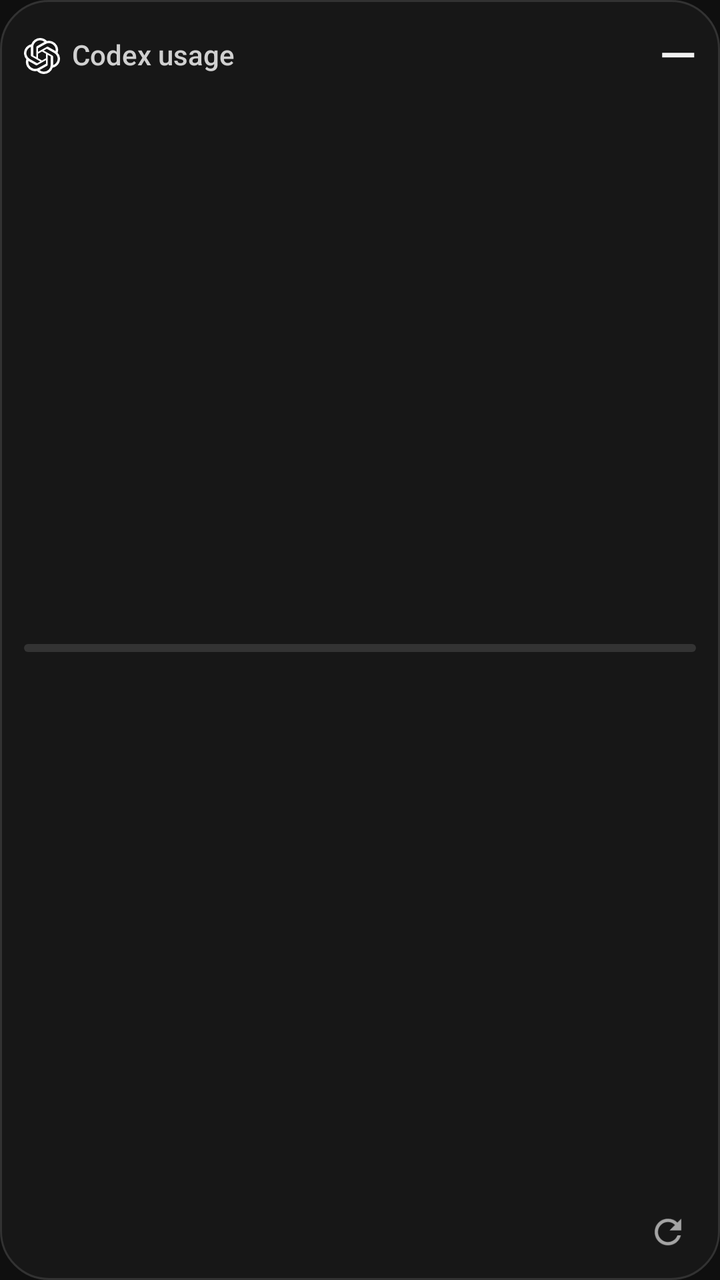
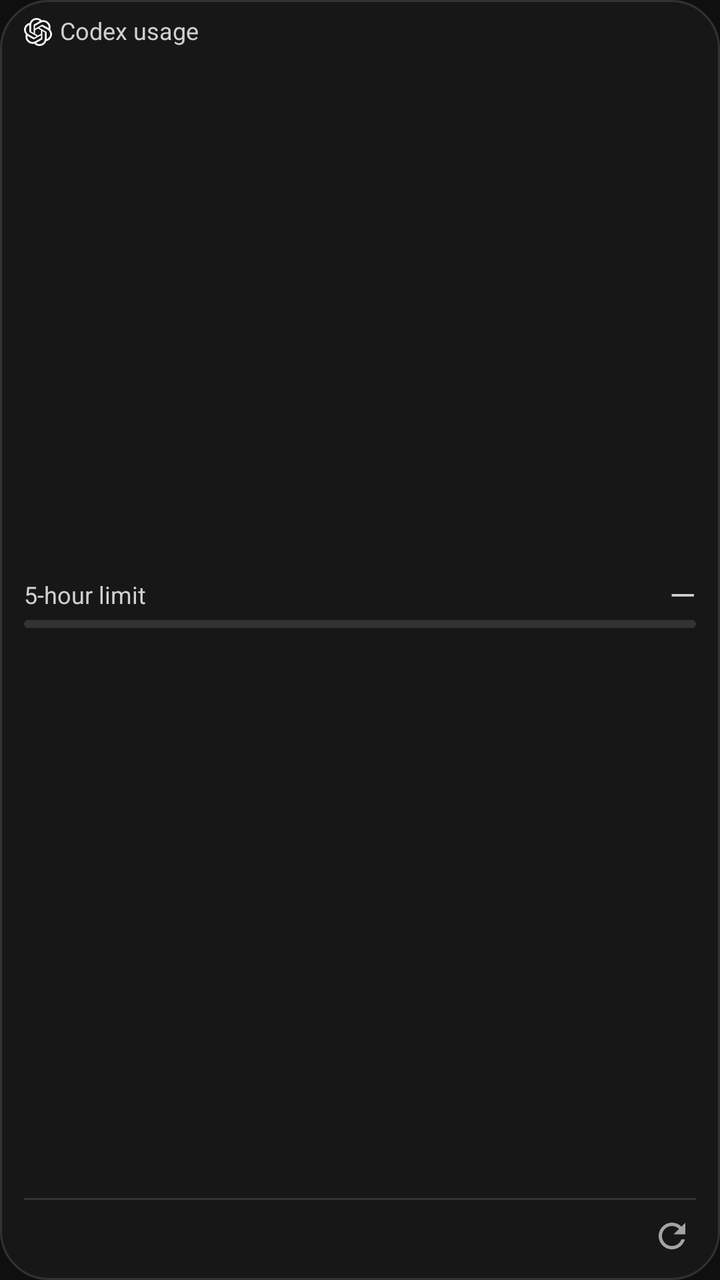

An Android layout rendered at two revisions. The XML below is the earlier revision; the diff shows what the commit changed to produce the second picture.
<!-- AndroidManifest.xml: application theme AppTheme -->
<!-- res/layout/usage_widget.xml -->
<LinearLayout xmlns:android="http://schemas.android.com/apk/res/android"
    android:id="@+id/widget_body" android:layout_width="match_parent" android:layout_height="match_parent"
    android:orientation="horizontal" android:gravity="center_vertical" android:paddingStart="12dp" android:paddingEnd="12dp"
    android:paddingTop="12dp" android:paddingBottom="12dp" android:background="@drawable/widget_background">
    <LinearLayout android:layout_width="0dp" android:layout_weight="1" android:layout_height="match_parent" android:orientation="vertical">
        <LinearLayout android:layout_width="match_parent" android:layout_height="32dp" android:orientation="horizontal" android:gravity="center_vertical">
            <ImageView android:layout_width="18dp" android:layout_height="18dp" android:src="@drawable/ic_openai" android:importantForAccessibility="no"/>
            <TextView android:layout_width="0dp" android:layout_weight="1" android:layout_height="match_parent" android:layout_marginStart="6dp"
                android:text="Codex usage" android:textSize="14sp" android:textColor="#D0D0D0" android:fontFamily="sans-serif-medium"
                android:gravity="center_vertical" android:includeFontPadding="false" android:maxLines="1" android:ellipsize="end"/>
            <TextView android:id="@+id/widget_percent" android:layout_width="wrap_content" android:layout_height="match_parent"
                android:layout_marginStart="8dp" android:text="—" android:textSize="24sp" android:textColor="#F1F1F1"
                android:fontFamily="sans-serif-medium" android:gravity="center_vertical" android:includeFontPadding="false" android:maxLines="1"/>
        </LinearLayout>
        <LinearLayout android:layout_width="match_parent" android:layout_height="0dp" android:layout_weight="1"/>
        <ProgressBar android:id="@+id/widget_progress" style="?android:attr/progressBarStyleHorizontal"
            android:layout_width="match_parent" android:layout_height="4dp"
            android:progressDrawable="@drawable/quota_progress" android:max="1000"/>
        <LinearLayout android:layout_width="match_parent" android:layout_height="0dp" android:layout_weight="1"/>
        <LinearLayout android:layout_width="match_parent" android:layout_height="24dp" android:orientation="horizontal" android:gravity="center_vertical">
            <TextView android:id="@+id/widget_resets" android:layout_width="wrap_content" android:layout_height="match_parent"
                android:gravity="center_vertical" android:textSize="11sp" android:textColor="#A6A6A6"
                android:includeFontPadding="false" android:visibility="gone"/>
            <TextView android:id="@+id/widget_updated" android:layout_width="0dp" android:layout_weight="1" android:layout_height="match_parent"
                android:layout_marginStart="6dp" android:layout_marginEnd="4dp" android:gravity="end|center_vertical"
                android:textSize="11sp" android:textColor="#A6A6A6" android:includeFontPadding="false" android:maxLines="1" android:ellipsize="end"/>
            <ImageView android:id="@+id/widget_refresh" android:layout_width="28dp" android:layout_height="match_parent" android:padding="2dp"
                android:src="@drawable/ic_refresh" android:contentDescription="Refresh usage" android:alpha="0.65"
                android:background="?android:attr/selectableItemBackgroundBorderless"/>
        </LinearLayout>
    </LinearLayout>
</LinearLayout>
<!-- resources referenced by this layout -->
<resources>
  <!-- drawable ic_openai: vector/xml drawable (drawable, 2102 chars, omitted) -->
  <!-- drawable ic_refresh (drawable) -->
  <vector xmlns:android="http://schemas.android.com/apk/res/android" android:width="24dp" android:height="24dp" android:viewportWidth="24" android:viewportHeight="24">
      <path android:fillColor="#F1F1F1" android:pathData="M17.65,6.35A7.95,7.95 0,0 0,12 4C7.58,4 4,7.58 4,12s3.58,8 8,8c3.73,0 6.84,-2.55 7.73,-6h-2.08A6,6 0,1 1,12 6c1.66,0 3.14,0.69 4.22,1.78L13,11h7V4z"/>
  </vector>
  <!-- drawable quota_progress (drawable) -->
  <layer-list xmlns:android="http://schemas.android.com/apk/res/android">
      <item android:id="@android:id/background">
          <shape><solid android:color="#333333"/><corners android:radius="3dp"/></shape>
      </item>
      <item android:id="@android:id/progress">
          <clip><shape><solid android:color="#F1F1F1"/><corners android:radius="3dp"/></shape></clip>
      </item>
  </layer-list>
  <!-- drawable widget_background (drawable) -->
  <shape xmlns:android="http://schemas.android.com/apk/res/android">
      <solid android:color="#171717"/>
      <corners android:radius="24dp"/>
      <stroke android:width="1dp" android:color="#323232"/>
  </shape>
  <style name="AppTheme" parent="android:style/Theme.Material.NoActionBar">
          <item name="android:colorAccent">#F1F1F1</item>
          <item name="android:colorBackground">#0F0F0F</item>
          <item name="android:colorBackgroundFloating">#171717</item>
          <item name="android:windowBackground">#0F0F0F</item>
          <item name="android:textColorPrimary">#F1F1F1</item>
          <item name="android:textColorSecondary">#A6A6A6</item>
          <item name="android:colorControlHighlight">#33555555</item>
          <item name="android:popupMenuStyle">@style/UsagePopupMenu</item>
      </style>
  <style name="UsagePopupMenu" parent="android:style/Widget.Material.PopupMenu">
          <item name="android:popupBackground">@drawable/menu_background</item>
          <item name="android:popupElevation">8dp</item>
      </style>
  <!-- drawable menu_background (drawable) -->
  <shape xmlns:android="http://schemas.android.com/apk/res/android" android:shape="rectangle">
      <solid android:color="#171717"/>
      <stroke android:width="1dp" android:color="#303030"/>
      <corners android:radius="16dp"/>
      <padding android:top="8dp" android:bottom="8dp"/>
  </shape>
</resources>

<!-- the commit's change to res/layout/usage_widget.xml (unified diff, before → after) -->
@@ -1,32 +1,21 @@
-<LinearLayout xmlns:android="http://schemas.android.com/apk/res/android"
-    android:id="@+id/widget_body" android:layout_width="match_parent" android:layout_height="match_parent"
-    android:orientation="horizontal" android:gravity="center_vertical" android:paddingStart="12dp" android:paddingEnd="12dp"
-    android:paddingTop="12dp" android:paddingBottom="12dp" android:background="@drawable/widget_background">
-    <LinearLayout android:layout_width="0dp" android:layout_weight="1" android:layout_height="match_parent" android:orientation="vertical">
-        <LinearLayout android:layout_width="match_parent" android:layout_height="32dp" android:orientation="horizontal" android:gravity="center_vertical">
-            <ImageView android:layout_width="18dp" android:layout_height="18dp" android:src="@drawable/ic_openai" android:importantForAccessibility="no"/>
-            <TextView android:layout_width="0dp" android:layout_weight="1" android:layout_height="match_parent" android:layout_marginStart="6dp"
-                android:text="Codex usage" android:textSize="14sp" android:textColor="#D0D0D0" android:fontFamily="sans-serif-medium"
-                android:gravity="center_vertical" android:includeFontPadding="false" android:maxLines="1" android:ellipsize="end"/>
-            <TextView android:id="@+id/widget_percent" android:layout_width="wrap_content" android:layout_height="match_parent"
-                android:layout_marginStart="8dp" android:text="—" android:textSize="24sp" android:textColor="#F1F1F1"
-                android:fontFamily="sans-serif-medium" android:gravity="center_vertical" android:includeFontPadding="false" android:maxLines="1"/>
-        </LinearLayout>
-        <LinearLayout android:layout_width="match_parent" android:layout_height="0dp" android:layout_weight="1"/>
-        <ProgressBar android:id="@+id/widget_progress" style="?android:attr/progressBarStyleHorizontal"
-            android:layout_width="match_parent" android:layout_height="4dp"
-            android:progressDrawable="@drawable/quota_progress" android:max="1000"/>
-        <LinearLayout android:layout_width="match_parent" android:layout_height="0dp" android:layout_weight="1"/>
-        <LinearLayout android:layout_width="match_parent" android:layout_height="24dp" android:orientation="horizontal" android:gravity="center_vertical">
-            <TextView android:id="@+id/widget_resets" android:layout_width="wrap_content" android:layout_height="match_parent"
-                android:gravity="center_vertical" android:textSize="11sp" android:textColor="#A6A6A6"
-                android:includeFontPadding="false" android:visibility="gone"/>
-            <TextView android:id="@+id/widget_updated" android:layout_width="0dp" android:layout_weight="1" android:layout_height="match_parent"
-                android:layout_marginStart="6dp" android:layout_marginEnd="4dp" android:gravity="end|center_vertical"
-                android:textSize="11sp" android:textColor="#A6A6A6" android:includeFontPadding="false" android:maxLines="1" android:ellipsize="end"/>
-            <ImageView android:id="@+id/widget_refresh" android:layout_width="28dp" android:layout_height="match_parent" android:padding="2dp"
-                android:src="@drawable/ic_refresh" android:contentDescription="Refresh usage" android:alpha="0.65"
-                android:background="?android:attr/selectableItemBackgroundBorderless"/>
-        </LinearLayout>
+<?xml version="1.0" encoding="utf-8"?>
+<LinearLayout xmlns:android="http://schemas.android.com/apk/res/android" android:id="@+id/widget_body" android:layout_width="match_parent" android:layout_height="match_parent" android:orientation="vertical" android:paddingStart="12dp" android:paddingEnd="12dp" android:paddingTop="8dp" android:paddingBottom="8dp" android:background="@drawable/widget_background">
+    <LinearLayout android:layout_width="match_parent" android:layout_height="wrap_content" android:minHeight="16dp" android:orientation="horizontal" android:gravity="center_vertical">
+        <ImageView android:layout_width="14dp" android:layout_height="14dp" android:src="@drawable/ic_openai" android:importantForAccessibility="no"/>
+        <TextView android:layout_width="wrap_content" android:layout_height="wrap_content" android:layout_marginStart="4dp" android:text="Codex usage" android:textSize="12sp" android:textColor="#D0D0D0" android:includeFontPadding="false" android:maxLines="1"/>
+    </LinearLayout>
+    <LinearLayout android:layout_width="match_parent" android:layout_height="0dp" android:layout_weight="1" android:layout_marginTop="4dp"/>
+    <LinearLayout android:layout_width="match_parent" android:layout_height="wrap_content" android:minHeight="20dp" android:orientation="horizontal" android:gravity="center_vertical">
+        <TextView android:id="@+id/widget_limit_label" android:layout_width="0dp" android:layout_weight="1" android:layout_height="wrap_content" android:text="5-hour limit" android:textSize="12sp" android:textColor="#D0D0D0" android:includeFontPadding="false" android:maxLines="1" android:ellipsize="end"/>
+        <TextView android:id="@+id/widget_percent" android:layout_width="wrap_content" android:layout_height="wrap_content" android:layout_marginStart="8dp" android:text="—" android:textSize="17sp" android:textColor="#D0D0D0" android:includeFontPadding="false" android:maxLines="1"/>
+    </LinearLayout>
+    <ProgressBar android:id="@+id/widget_progress" style="?android:attr/progressBarStyleHorizontal" android:layout_width="match_parent" android:layout_height="4dp" android:layout_marginTop="2dp" android:progressDrawable="@drawable/quota_progress" android:max="1000"/>
+    <TextView android:id="@+id/widget_cycle_reset" android:layout_width="match_parent" android:layout_height="wrap_content" android:minHeight="14dp" android:layout_marginTop="3dp" android:textSize="11sp" android:textColor="#A6A6A6" android:includeFontPadding="false" android:maxLines="2" android:ellipsize="end"/>
+    <LinearLayout android:layout_width="match_parent" android:layout_height="0dp" android:layout_weight="1" android:layout_marginTop="4dp"/>
+    <LinearLayout android:layout_width="match_parent" android:layout_height="1dp" android:layout_marginTop="4dp" android:background="#333333"/>
+    <LinearLayout android:id="@+id/widget_footer" android:layout_width="match_parent" android:layout_height="wrap_content" android:minHeight="28dp" android:layout_marginTop="4dp" android:orientation="horizontal" android:gravity="center_vertical">
+        <TextView android:id="@+id/widget_resets" android:layout_width="wrap_content" android:layout_height="wrap_content" android:textSize="11sp" android:textColor="#A6A6A6" android:includeFontPadding="false" android:maxLines="1" android:visibility="gone"/>
+        <TextView android:id="@+id/widget_updated" android:layout_width="0dp" android:layout_weight="1" android:layout_height="wrap_content" android:layout_marginStart="4dp" android:layout_marginEnd="4dp" android:gravity="end|center_vertical" android:textSize="11sp" android:textColor="#A6A6A6" android:includeFontPadding="false" android:maxLines="2" android:ellipsize="end"/>
+        <ImageView android:id="@+id/widget_refresh" android:layout_width="24dp" android:layout_height="24dp" android:padding="2dp" android:src="@drawable/ic_refresh" android:contentDescription="Refresh usage" android:alpha="0.65" android:background="?android:attr/selectableItemBackgroundBorderless"/>
     </LinearLayout>
 </LinearLayout>
